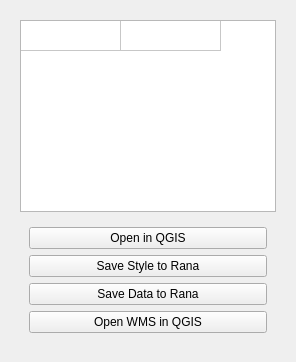
The window that rana_qgis_plugin/widgets/ui/rana.ui (nens/rana-qgis-plugin) describes before a commit, drawn with Qt 5.
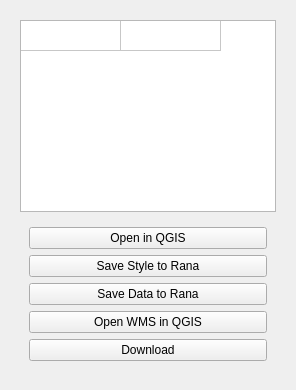
The same window after the commit. The open tabs and pages were chosen to show the change.

Commit message: - Add option to download scenario zip (nens/rana-qgis-plugin#51)

What changed in the file:
```diff
--- a/rana_qgis_plugin/widgets/ui/rana.ui
+++ b/rana_qgis_plugin/widgets/ui/rana.ui
@@ -152,6 +152,13 @@
             </property>
            </widget>
           </item>
+          <item>
+           <widget class="QPushButton" name="btn_download">
+            <property name="text">
+             <string>Download</string>
+            </property>
+           </widget>
+          </item>
          </layout>
         </widget>
        </item>
```
The commit also changes 2 other files.
